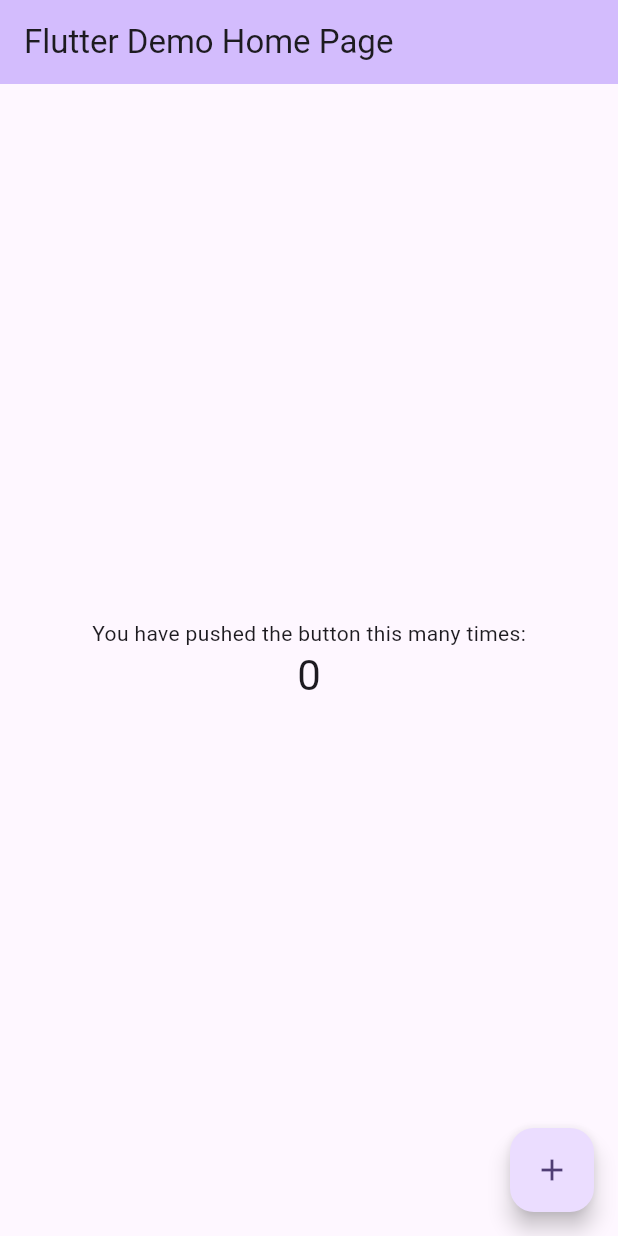
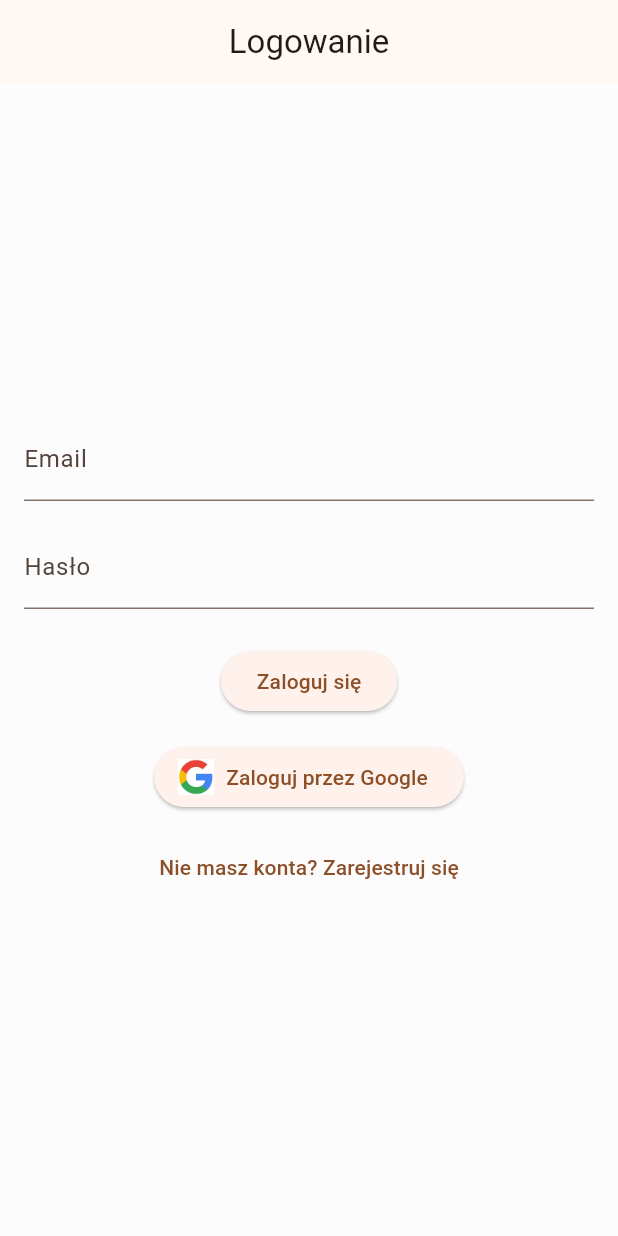
Before and after one commit to NikodemGrzela/RPGMaster, a Flutter app: the screen it shows after launch, on a phone screen of 412 x 824 dp. Run offline on Flutter 3.47's test engine with Material 3 defaults, Android fonts, the phone set to English and light mode, and no system bars; our stand-ins replace firebase_auth, firebase_core, flutter_riverpod, google_sign_in; accounts and stored records are empty; generated files the repository leaves out were written again.

Commit message:
Dodane logowanie i połączony projekt z firebase

```diff
--- /dev/null
+++ b/rpgmaster/lib/app.dart
@@ -0,0 +1,30 @@
+import 'package:flutter/material.dart';
+import 'package:flutter_riverpod/flutter_riverpod.dart';
+import 'providers/auth_provider.dart';
+import 'screens/home/home_screen.dart';
+import 'screens/login/login_screen.dart';
+import 'ui/theme/app_theme.dart';
+
+class App extends ConsumerWidget {
+  const App({super.key});
+
+  @override
+  Widget build(BuildContext context, WidgetRef ref) {
+    final authState = ref.watch(authStateProvider);
+
+    return MaterialApp(
+      title: 'Flutter Firebase Auth',
+      debugShowCheckedModeBanner: false,
+      theme: AppTheme.lightTheme,
+      darkTheme: AppTheme.darkTheme,
+      themeMode: ThemeMode.system,
+      home: authState.when(
+        data: (user) => user != null ? const HomeScreen() : const LoginScreen(),
+        loading: () => const Scaffold(
+          body: Center(child: CircularProgressIndicator()),
+        ),
+        error: (err, _) => Scaffold(body: Center(child: Text('Błąd: $err'))),
+      ),
+    );
+  }
+}
--- a/rpgmaster/lib/main.dart
+++ b/rpgmaster/lib/main.dart
@@ -1,123 +1,14 @@
 import 'package:flutter/material.dart';
-import 'ui/button.dart';
+import 'package:flutter_riverpod/flutter_riverpod.dart';
+import 'package:firebase_core/firebase_core.dart';
+import 'firebase_options.dart';
+import 'app.dart';
 
-void main() {
-  runApp(const MyApp());
+void main() async {
+  WidgetsFlutterBinding.ensureInitialized();
+  await Firebase.initializeApp(
+    options: DefaultFirebaseOptions.currentPlatform,
+  );
+
+  runApp(const ProviderScope(child: App()));
 }
-
-class MyApp extends StatelessWidget {
-  const MyApp({super.key});
-
-  // This widget is the root of your application.
-  @override
-  Widget build(BuildContext context) {
-    return MaterialApp(
-      title: 'RPG Master',
-      theme: ThemeData(
-        // This is the theme of your application.
-        //
-        // TRY THIS: Try running your application with "flutter run". You'll see
-        // the application has a purple toolbar. Then, without quitting the app,
-        // try changing the seedColor in the colorScheme below to Colors.green
-        // and then invoke "hot reload" (save your changes or press the "hot
-        // reload" button in a Flutter-supported IDE, or press "r" if you used
-        // the command line to start the app).
-        //
-        // Notice that the counter didn't reset back to zero; the application
-        // state is not lost during the reload. To reset the state, use hot
-        // restart instead.
-        //
-        // This works for code too, not just values: Most code changes can be
-        // tested with just a hot reload.
-        colorScheme: ColorScheme.fromSeed(seedColor: Colors.deepPurple),
-      ),
-      home: const MyHomePage(title: 'Flutter Demo Home Page'),
-    );
-  }
-}
-
-class MyHomePage extends StatefulWidget {
-  const MyHomePage({super.key, required this.title});
-
-  // This widget is the home page of your application. It is stateful, meaning
-  // that it has a State object (defined below) that contains fields that affect
-  // how it looks.
-
-  // This class is the configuration for the state. It holds the values (in this
-  // case the title) provided by the parent (in this case the App widget) and
-  // used by the build method of the State. Fields in a Widget subclass are
-  // always marked "final".
-
-  final String title;
-
-  @override
-  State<MyHomePage> createState() => _MyHomePageState();
-}
-
-class _MyHomePageState extends State<MyHomePage> {
-  int _counter = 0;
-
-  void _incrementCounter() {
-    setState(() {
-      // This call to setState tells the Flutter framework that something has
-      // changed in this State, which causes it to rerun the build method below
-      // so that the display can reflect the updated values. If we changed
-      // _counter without calling setState(), then the build method would not be
-      // called again, and so nothing would appear to happen.
-      _counter++;
-    });
-  }
-
-  @override
-  Widget build(BuildContext context) {
-    // This method is rerun every time setState is called, for instance as done
-    // by the _incrementCounter method above.
-    //
-    // The Flutter framework has been optimized to make rerunning build methods
-    // fast, so that you can just rebuild anything that needs updating rather
-    // than having to individually change instances of widgets.
-    return Scaffold(
-      appBar: AppBar(
-        // TRY THIS: Try changing the color here to a specific color (to
-        // Colors.amber, perhaps?) and trigger a hot reload to see the AppBar
-        // change color while the other colors stay the same.
-        backgroundColor: Theme.of(context).colorScheme.inversePrimary,
-        // Here we take the value from the MyHomePage object that was created by
-        // the App.build method, and use it to set our appbar title.
-        title: Text(widget.title),
-      ),
-      body: Center(
-        // Center is a layout widget. It takes a single child and positions it
-        // in the middle of the parent.
-        child: Column(
-          // Column is also a layout widget. It takes a list of children and
-          // arranges them vertically. By default, it sizes itself to fit its
-          // children horizontally, and tries to be as tall as its parent.
-          //
-          // Column has various properties to control how it sizes itself and
-          // how it positions its children. Here we use mainAxisAlignment to
-          // center the children vertically; the main axis here is the vertical
-          // axis because Columns are vertical (the cross axis would be
-          // horizontal).
-          //
-          // TRY THIS: Invoke "debug painting" (choose the "Toggle Debug Paint"
-          // action in the IDE, or press "p" in the console), to see the
-          // wireframe for each widget.
-          mainAxisAlignment: MainAxisAlignment.center,
-          children: <Widget>[
-            const Text('You have pushed the button this many times:'),
-            Text(
-              '$_counter',
-              style: Theme.of(context).textTheme.headlineMedium,
-            ),
-          ],
-        ),
-      ),
-      floatingActionButton: FloatingActionButton(
-        onPressed: _incrementCounter,
-        tooltip: 'Increment',
-        child: const Icon(Icons.add),
-      ), // This trailing comma makes auto-formatting nicer for build methods.
-    );
-  }
-}
--- /dev/null
+++ b/rpgmaster/lib/providers/auth_provider.dart
@@ -0,0 +1,41 @@
+import 'package:flutter_riverpod/flutter_riverpod.dart';
+import 'package:firebase_auth/firebase_auth.dart';
+import '../services/auth_service.dart';
+
+/// Provider dla AuthService (logika Firebase)
+final authServiceProvider = Provider<AuthService>((ref) {
+  return AuthService();
+});
+
+/// StreamProvider — służy do nasłuchiwania zmian stanu logowania
+final authStateProvider = StreamProvider<User?>((ref) {
+  final authService = ref.watch(authServiceProvider);
+  return authService.authStateChanges;
+});
+
+/// Provider do logowania / rejestracji / wylogowania
+final authControllerProvider = Provider<AuthController>((ref) {
+  final authService = ref.watch(authServiceProvider);
+  return AuthController(authService);
+});
+
+class AuthController {
+  final AuthService _authService;
+  AuthController(this._authService);
+
+  Future<void> signIn(String email, String password) async {
+    await _authService.signIn(email, password);
+  }
+
+  Future<void> signUp(String email, String password) async {
+    await _authService.signUp(email, password);
+  }
+
+  Future<void> signOut() async {
+    await _authService.signOut();
+  }
+
+  Future<void> signInWithGoogle() async {
+    await _authService.signInWithGoogle();
+  }
+}
--- /dev/null
+++ b/rpgmaster/lib/screens/login/login_screen.dart
@@ -0,0 +1,97 @@
+import 'package:flutter/material.dart';
+import 'package:flutter_riverpod/flutter_riverpod.dart';
+import '../../providers/auth_provider.dart';
+import '../register/register_screen.dart';
+
+class LoginScreen extends ConsumerStatefulWidget {
+  const LoginScreen({super.key});
+
+  @override
+  ConsumerState<LoginScreen> createState() => _LoginScreenState();
+}
+
+class _LoginScreenState extends ConsumerState<LoginScreen> {
+  final emailController = TextEditingController();
+  final passwordController = TextEditingController();
+  bool isLoading = false;
+
+  @override
+  Widget build(BuildContext context) {
+    final authController = ref.watch(authControllerProvider);
+
+    return Scaffold(
+      appBar: AppBar(title: const Text('Logowanie')),
+      body: Padding(
+        padding: const EdgeInsets.all(16.0),
+        child: Column(
+          mainAxisAlignment: MainAxisAlignment.center,
+          children: [
+            TextField(
+              controller: emailController,
+              decoration: const InputDecoration(labelText: 'Email'),
+            ),
+            const SizedBox(height: 16),
+            TextField(
+              controller: passwordController,
+              obscureText: true,
+              decoration: const InputDecoration(labelText: 'Hasło'),
+            ),
+            const SizedBox(height: 24),
+            isLoading
+                ? const CircularProgressIndicator()
+                : ElevatedButton(
+              onPressed: () async {
+                setState(() => isLoading = true);
+                try {
+                  await authController.signIn(
+                    emailController.text.trim(),
+                    passwordController.text.trim(),
+                  );
+                } catch (e) {
+                  ScaffoldMessenger.of(context).showSnackBar(
+                    SnackBar(content: Text('Błąd: $e')),
+                  );
+                } finally {
+                  setState(() => isLoading = false);
+                }
+              },
+              child: const Text('Zaloguj się'),
+            ),
+
+            const SizedBox(height: 16),
+            ElevatedButton.icon(
+              icon: Image.asset(
+                'assets/google_logo.jpeg', // dodaj logo Google w assets
+                height: 24,
+              ),
+              label: const Text('Zaloguj przez Google'),
+              onPressed: () async {
+                setState(() => isLoading = true);
+                try {
+                  await authController.signInWithGoogle();
+                } catch (e) {
+                  ScaffoldMessenger.of(context).showSnackBar(
+                    SnackBar(content: Text('Błąd logowania Google: $e')),
+                  );
+                } finally {
+                  setState(() => isLoading = false);
+                }
+              },
+            ),
+
+            const SizedBox(height: 12),
+            TextButton(
+              onPressed: () {
+                Navigator.push(
+                  context,
+                  MaterialPageRoute(builder: (_) => const RegisterScreen()),
+                );
+              },
+              child: const Text('Nie masz konta? Zarejestruj się'),
+            ),
+          ],
+        ),
+      ),
+    );
+  }
+}
```
Also changed, not shown: rpgmaster/google-services.json (added, +46 -0 lines), rpgmaster/lib/routes.dart (added, +25 -0 lines), rpgmaster/lib/screens/home/home_screen.dart (added, +28 -0 lines), rpgmaster/lib/screens/register/register_screen.dart (added, +65 -0 lines), rpgmaster/lib/services/auth_service.dart (added, +46 -0 lines), rpgmaster/lib/ui/button.dart (added, +63 -0 lines), rpgmaster/pubspec.yaml (+8 -1 lines), rpgmaster/assets/google_logo.jpeg (added), 5 other files.
